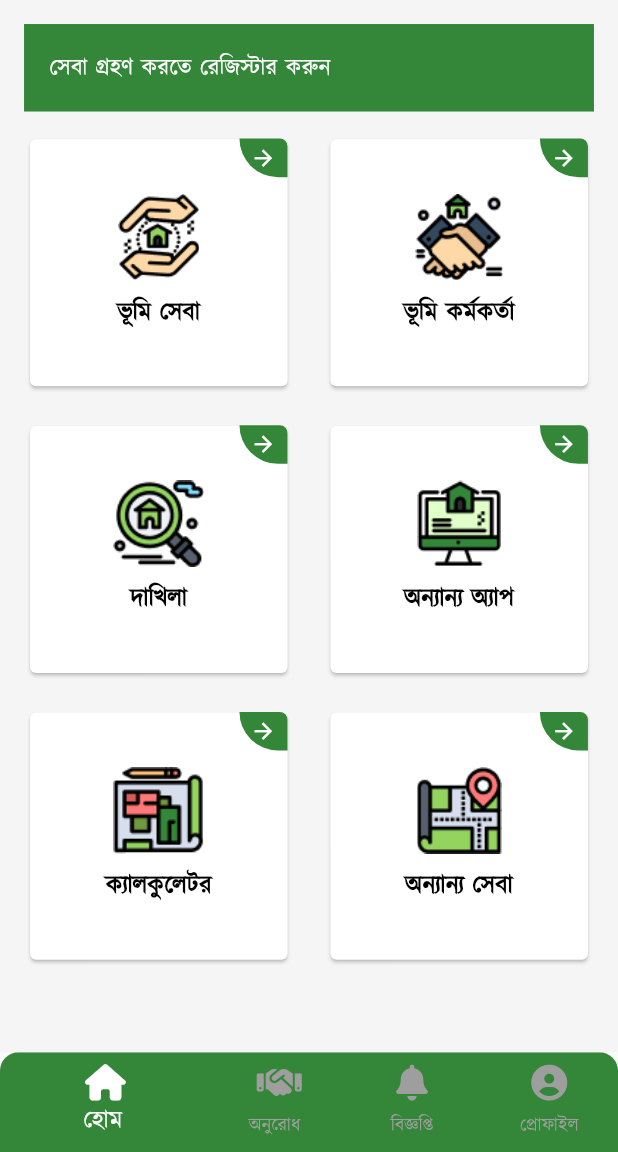
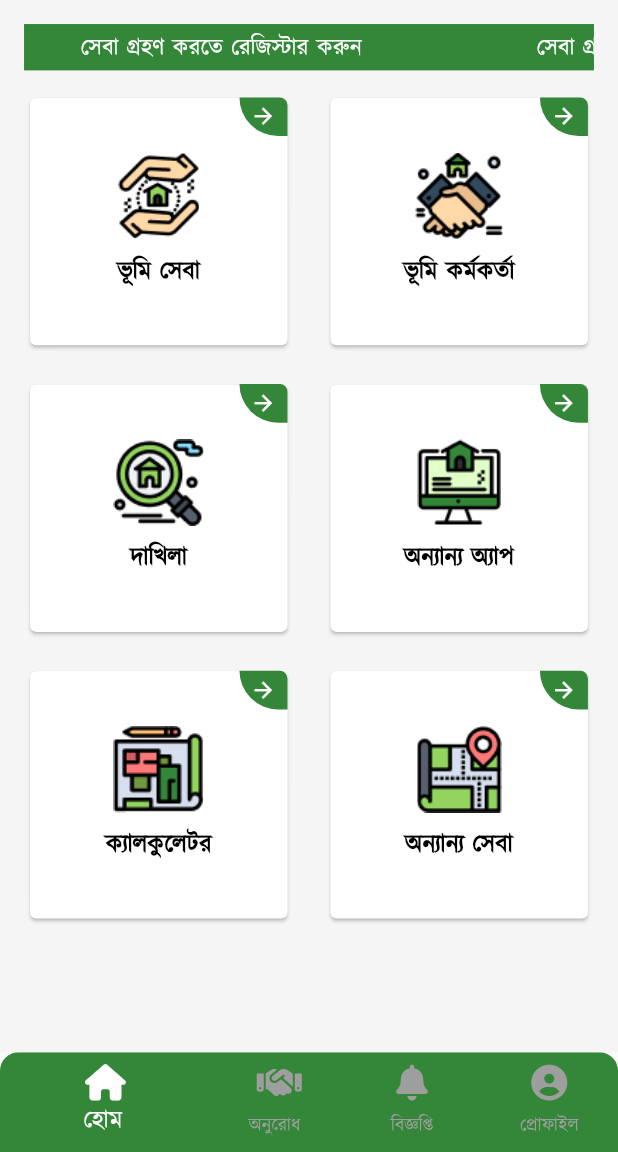
Before and after one commit to Snigdho-MySoftHeaven/my, a Flutter app: the screen it shows after launch, on a phone screen of 412 x 824 dp, the part 84-1236 px from its top. Run offline on Flutter 3.47's test engine with Material 2 defaults, Android fonts, the phone set to English and light mode, and no system bars; drawn by our look-alikes of carousel_slider; our stand-ins replace cached_network_image, dropdown_button2, flutter_easyloading, flutter_html, flutter_screenutil, font_awesome_flutter and 7 more; missing offline and left inert: flutter_inappwebview, qr_code_scanner.

Commit message:
annimation text added

```diff
--- a/lib/app/modules/qrcoode/views/qrcoode_view.dart
+++ b/lib/app/modules/qrcoode/views/qrcoode_view.dart
@@ -10,7 +10,7 @@ class QrcoodeView extends GetView<QrcoodeController> {
     return Scaffold(
       appBar: AppBar(
         backgroundColor: Color(0xff348739),
-        title: Text('Qr Code'.tr),
+        title: Text("দাখিলা".tr),
         centerTitle: true,
       ),
       body: Center(
--- a/lib/screens/vumiseba_dashboard/vumiseba_dashboard.dart
+++ b/lib/screens/vumiseba_dashboard/vumiseba_dashboard.dart
@@ -1,3 +1,4 @@
+import 'package:carousel_slider/carousel_slider.dart';
 import 'package:flutter/material.dart';
 import 'package:flutter_screenutil/flutter_screenutil.dart';
 import 'package:font_awesome_flutter/font_awesome_flutter.dart';
@@ -84,11 +85,34 @@ class _VumiSebaDashboardState extends State<VumiSebaDashboard> {
                   crossAxisAlignment: CrossAxisAlignment.stretch,
                   children: [
                     Container(
-                      padding: EdgeInsets.all(15.w),
+                      width: Get.width,
                       color: AppColor.kDarkGreen,
-                      child: Text("সেবা গ্রহণ করতে রেজিস্টার করুন".tr,
-                          style: customTextStyle(
-                              15.sp, AppColor.kWhite, FontWeight.w500)),
+                      child: CarouselSlider(
+                        options: CarouselOptions(
+                          height: 30.sp,
+                          enableInfiniteScroll: true,
+                          autoPlayInterval: Duration.zero,
+                          autoPlayAnimationDuration: Duration(seconds: 5),
+                          autoPlayCurve: Curves.linear,
+                          autoPlay: true,
+                          scrollDirection: Axis.horizontal,
+                        ),
+                        items: ["সেবা গ্রহণ করতে রেজিস্টার করুন".tr].map((i) {
+                          return Builder(
+                            builder: (BuildContext context) {
+                              return Container(
+                                alignment: Alignment.centerLeft,
+                                child: Text(
+                                  i,
+                                  textAlign: TextAlign.start,
+                                  style: customTextStyle(
+                                      15.sp, AppColor.kWhite, FontWeight.w500),
+                                ),
+                              );
+                            },
+                          );
+                        }).toList(),
+                      ),
                     ),
                     SizedBox(
                       height: 14.h,
--- a/pubspec.yaml
+++ b/pubspec.yaml
@@ -28,6 +28,7 @@ dependencies:
   http: 0.13.5
   shared_preferences: 2.0.18
   cached_network_image: 3.2.3
+  carousel_slider: 4.2.1
   flutter:
     sdk: flutter
   flutter_localizations:
```
Also changed, not shown: lib/app/modules/home/views/home_view.dart (+1 -15 lines), pubspec.lock.
